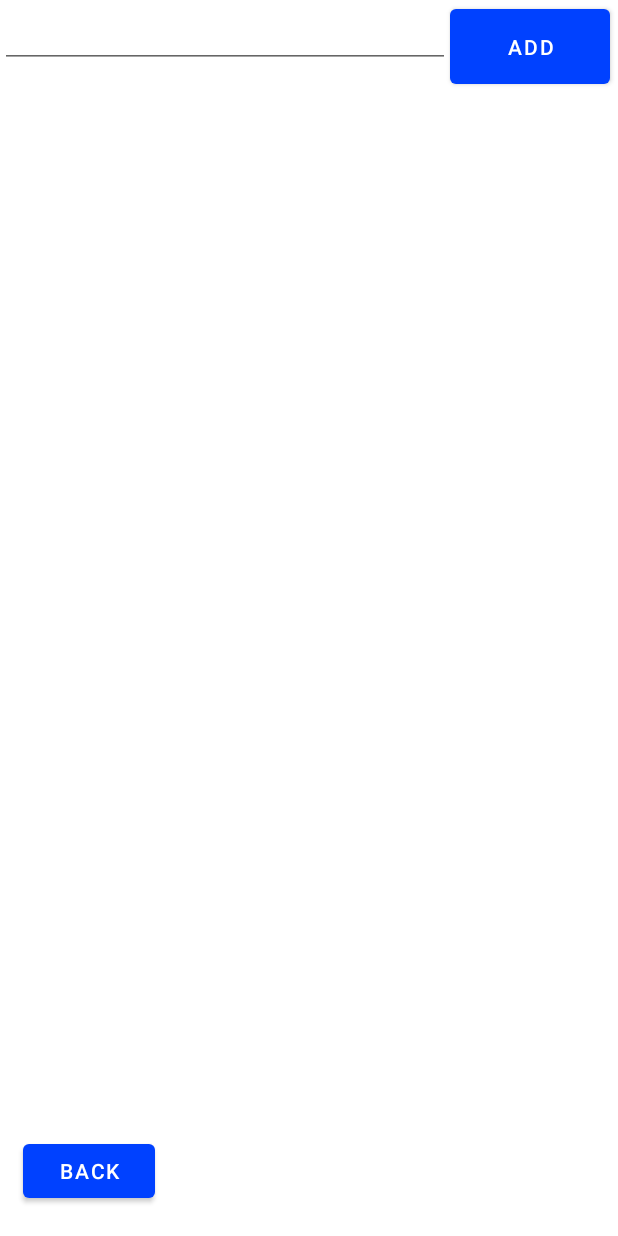
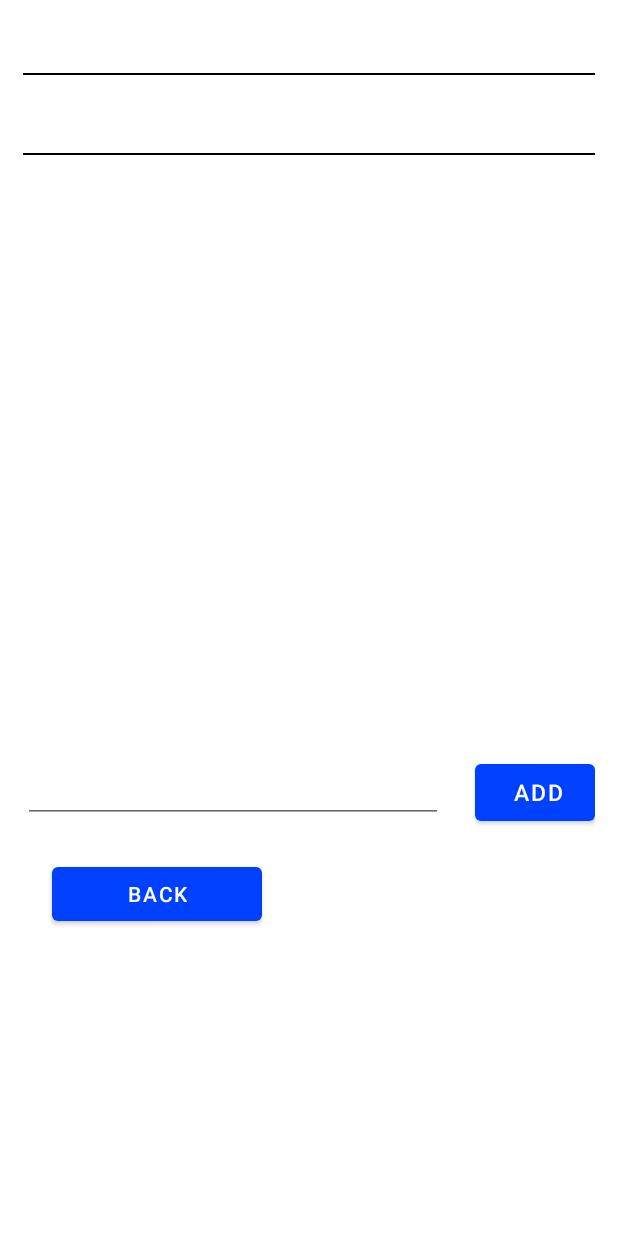
Before and after one commit to malhar2000/QR-Code-Game, an Android app: the layout activity_qrcode_comment.xml on its own in the app's theme, with its tools: preview values and no code run, on a phone screen of 412 x 824 dp. Run offline under Robolectric (Android 15) with nearby library versions, the phone set to English and light mode, and no system bars.

Commit message:
Comment almost done

```diff
--- a/code/app/build.gradle
+++ b/code/app/build.gradle
@@ -61,4 +61,6 @@ dependencies {
     // For images from url
     implementation 'com.squareup.picasso:picasso:2.71828'
 
+    implementation 'de.hdodenhof:circleimageview:3.1.0'
+
 }
--- a/code/app/src/main/res/layout/activity_qrcode_comment.xml
+++ b/code/app/src/main/res/layout/activity_qrcode_comment.xml
@@ -5,46 +5,79 @@
     android:layout_width="match_parent"
     android:layout_height="match_parent"
     tools:context=".QRCodeCommentActivity"
+    android:padding="15dp"
     >
 
+    <TextView
+        android:paddingBottom="12dp"
+        android:textAppearance="@style/TextAppearance.AppCompat.Body2"
+        android:layout_width="wrap_content"
+        android:layout_height="wrap_content"
+        android:textSize="15dp"
+        android:textColor="#FFC107"
+        android:id="@+id/textViewQRCodeId"
+        />
+    <View
+        android:paddingTop="8dp"
+        android:layout_width="match_parent"
+        android:layout_height="1dp"
+        android:layout_below="@id/textViewQRCodeId"
+        android:background="@android:color/background_dark"/>
+
+    <TextView
+        android:paddingTop="20dp"
+        android:paddingBottom="12dp"
+        android:id="@+id/textViewDisplayWorth"
+        android:layout_width="wrap_content"
+        android:layout_height="wrap_content"
+        android:textAppearance="@style/TextAppearance.AppCompat.Body1"
+        android:layout_below="@id/textViewQRCodeId"
+        android:textSize="15dp" />
+
+    <View
+        android:paddingTop="8dp"
+        android:layout_width="match_parent"
+        android:layout_height="1dp"
+        android:layout_below="@id/textViewDisplayWorth"
+        android:id="@+id/hLine"
+        android:background="@android:color/background_dark"/>
+
     <androidx.recyclerview.widget.RecyclerView
+        android:id="@+id/recycle_view_comments"
         android:layout_width="match_parent"
-        android:layout_height="381dp"
-        android:layout_alignParentStart="true"
-        android:layout_alignParentTop="true"
-        android:layout_alignParentEnd="true"
-        android:layout_alignParentBottom="true"
-        android:layout_marginStart="-2dp"
-        android:layout_marginTop="139dp"
-        android:layout_marginEnd="2dp"
-        android:layout_marginBottom="211dp"></androidx.recyclerview.widget.RecyclerView>
+        android:layout_height="400dp"
+        android:layout_below="@id/hLine"
+        android:paddingTop="20dp" />
 
     <EditText
-        android:id="@+id/comment_editText"
-        android:layout_width="300dp"
+        android:id="@+id/add_comments"
+        android:layout_width="280dp"
         android:layout_height="wrap_content"
-        android:layout_alignBottom="@+id/recycle_view" />
+        android:layout_below="@id/recycle_view_comments"
+         />
 
     <Button
-        android:layout_width="100dp"
-        android:layout_height="wrap_content"
-        android:layout_alignBottom="@+id/recycle_view"
-        android:layout_alignParentEnd="true"
-        android:layout_marginLeft="15dp"
-        android:layout_marginEnd="5dp"
-        android:layout_marginBottom="0dp"
-        android:layout_toRightOf="@+id/comment_editText"
-        android:padding="15dp"
-        android:text="Add" />
+        android:id="@+id/addButtonComments"
+        android:layout_width="wrap_content"
+        android:layout_height="50dp"
+        android:layout_below="@id/recycle_view_comments"
+        android:layout_marginLeft="21dp"
+        android:layout_marginTop="0dp"
+        android:layout_toRightOf="@id/add_comments"
+        android:onClick="storeComments"
+        android:paddingLeft="20dp"
+        android:text="Add"
+        android:textSize="15dp" />
 
     <Button
-        android:id="@+id/backButton"
+        android:id="@+id/back_button_comments"
         android:layout_width="wrap_content"
         android:layout_height="wrap_content"
+        android:layout_below="@+id/add_comments"
         android:layout_alignParentStart="true"
-        android:layout_alignParentBottom="true"
-        android:layout_marginStart="15dp"
-        android:layout_marginBottom="19dp"
+        android:layout_marginStart="19dp"
+        android:layout_marginTop="23dp"
+        android:paddingHorizontal="50dp"
         android:text="Back" />
 
 
```
Also changed, not shown: code/app/src/main/java/com/example/qrcodegame/CommentRecycleViewAdapter.java (added, +61 -0 lines), code/app/src/main/java/com/example/qrcodegame/QRCodeCommentActivity.java (+92 -0 lines), code/app/src/main/java/com/example/qrcodegame/SingleQRActivity.java (+19 -1 lines), code/app/src/main/res/layout/layout_comment_display.xml (+2 -11 lines).
